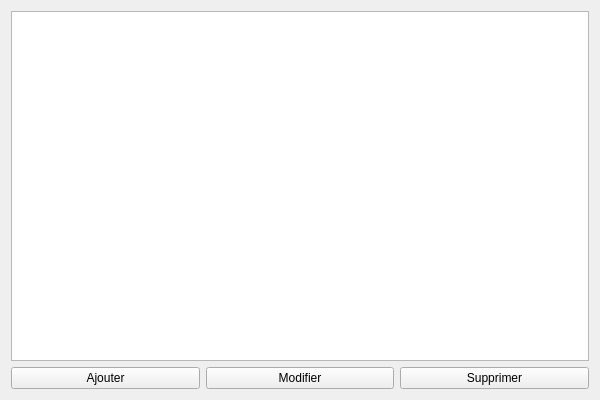
The window that commande.ui (Toothlss/project-cpp) describes before a commit, drawn with Qt 5.
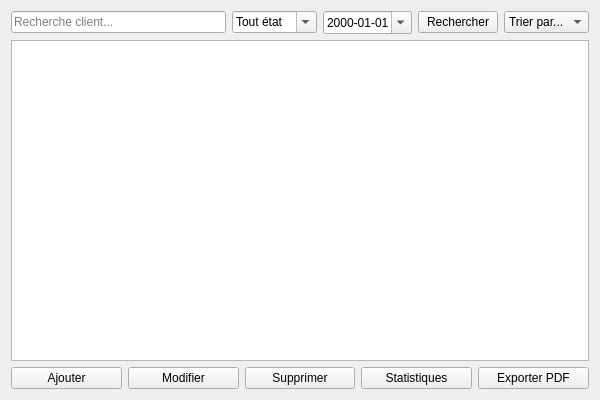
The same window after the commit.

The edit to the form file:
```diff
--- a/commande.ui
+++ b/commande.ui
@@ -14,6 +14,85 @@
    <string>Gestion des Commandes</string>
   </property>
     <layout class="QVBoxLayout" name="verticalLayout">
+     <item>
+      <layout class="QHBoxLayout" name="searchSortLayout">
+      <item>
+       <widget class="QLineEdit" name="searchClient">
+        <property name="placeholderText">
+        <string>Recherche client...</string>
+        </property>
+       </widget>
+      </item>
+      <item>
+       <widget class="QComboBox" name="searchEtat">
+        <property name="editable">
+        <bool>true</bool>
+        </property>
+        <item>
+        <property name="text">
+         <string>Tout état</string>
+        </property>
+        </item>
+        <item>
+        <property name="text">
+         <string>En attente</string>
+        </property>
+        </item>
+        <item>
+        <property name="text">
+         <string>Livrée</string>
+        </property>
+        </item>
+        <item>
+        <property name="text">
+         <string>Annulée</string>
+        </property>
+        </item>
+       </widget>
+      </item>
+      <item>
+       <widget class="QDateEdit" name="searchDate">
+        <property name="calendarPopup">
+        <bool>true</bool>
+        </property>
+        <property name="displayFormat">
+        <string>yyyy-MM-dd</string>
+        </property>
+       </widget>
+      </item>
+      <item>
+       <widget class="QPushButton" name="btnSearch">
+        <property name="text">
+        <string>Rechercher</string>
+        </property>
+       </widget>
+      </item>
+      <item>
+       <widget class="QComboBox" name="sortCombo">
+        <item>
+        <property name="text">
+         <string>Trier par...</string>
+        </property>
+        </item>
+        <item>
+        <property name="text">
+         <string>Client</string>
+        </property>
+        </item>
+        <item>
+        <property name="text">
+         <string>Date</string>
+        </property>
+        </item>
+        <item>
+        <property name="text">
+         <string>Montant</string>
+        </property>
+        </item>
+       </widget>
+      </item>
+      </layout>
+     </item>
      <item>
       <widget class="QTableView" name="tableCommandes"/>
      </item>
@@ -40,6 +119,20 @@
           </property>
          </widget>
         </item>
+      <item>
+       <widget class="QPushButton" name="btnStats">
+        <property name="text">
+        <string>Statistiques</string>
+        </property>
+       </widget>
+      </item>
+      <item>
+       <widget class="QPushButton" name="btnExportPDF">
+        <property name="text">
+        <string>Exporter PDF</string>
+        </property>
+       </widget>
+      </item>
       </layout>
      </item>
     </layout>
```
Lines whose indentation alone changed are shown as unchanged.
